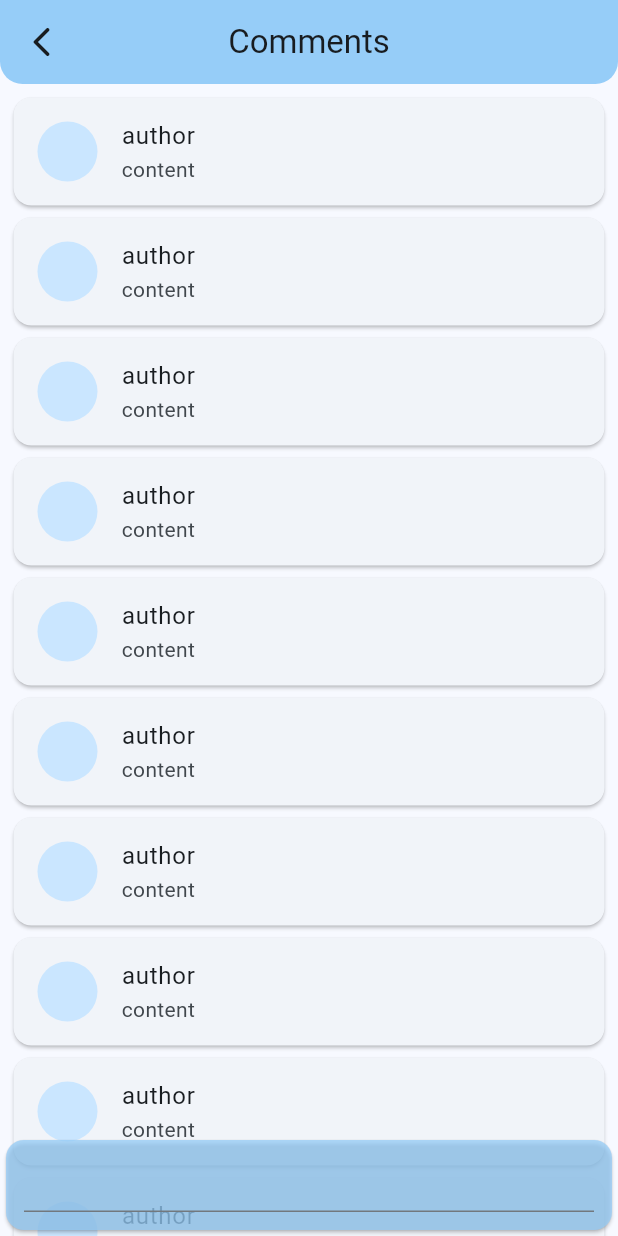
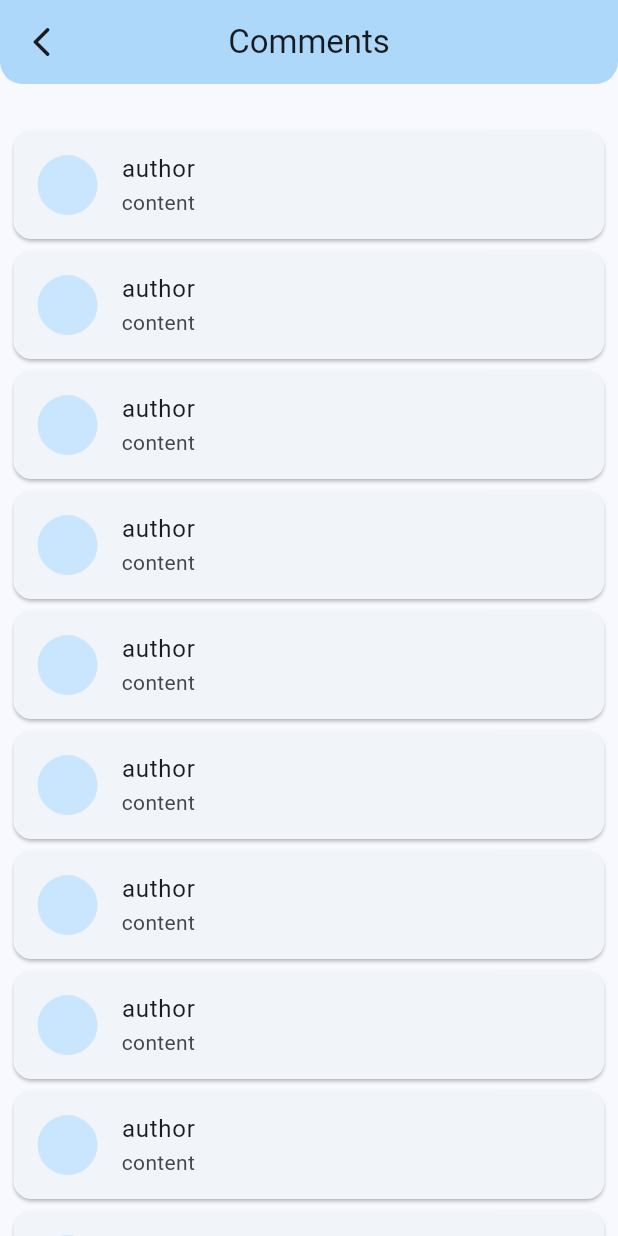
Before and after one commit to metaspook/su_research_and_thesis_book, a Flutter app: the CommentsPage screen opened directly, on a phone screen of 412 x 824 dp. Run offline on Flutter 3.47's test engine with Material 2 defaults, Android fonts, the phone set to English and light mode, and no system bars; our stand-ins replace bloc, cached_network_image, equatable, flutter_bloc, google_fonts; missing offline and left inert: flutter_cached_pdfview; generated files the repository leaves out were written again; Roboto replaces fonts that are missing (Ubuntu).

Commit message:
update page comments

```diff
--- a/lib/modules/comments/view/comments_page.dart
+++ b/lib/modules/comments/view/comments_page.dart
@@ -1,7 +1,6 @@
 import 'package:flutter/material.dart';
 import 'package:su_thesis_book/modules/comments/comments.dart';
 import 'package:su_thesis_book/shared/shared.dart';
-import 'package:su_thesis_book/utils/utils.dart';
 
 class CommentsPage extends StatelessWidget {
   const CommentsPage({super.key});
@@ -9,19 +8,19 @@ class CommentsPage extends StatelessWidget {
   @override
   Widget build(BuildContext context) {
     return Scaffold(
+      extendBodyBehindAppBar: true,
+      // extendBody: true,
+      resizeToAvoidBottomInset: true,
       appBar: AppBar(
         leading: Mod.backButton(context),
         centerTitle: true,
         title: const Text('Comments'),
       ),
-      body: Stack(
-        alignment: Alignment.bottomCenter,
-        children: [
-          ListView.builder(
-            shrinkWrap: true,
+      body: ListView.builder(
+        // shrinkWrap: true,
         physics: const BouncingScrollPhysics(),
         padding: const EdgeInsets.all(5),
-            itemCount: 10,
+        itemCount: 20 + 1,
         itemBuilder: (context, index) {
           final comment = Comment(
             author: 'author',
@@ -29,24 +28,24 @@ class CommentsPage extends StatelessWidget {
             content: 'content',
             createdAt: DateTime.now(),
           );
-              return CommentCard(comment);
+          return index == 0
+              ? Container(height: kToolbarHeight * 1.4)
+              : CommentCard(comment);
         },
-          ),
-          ClipRRect(
-            borderRadius: const BorderRadius.only(
-              topRight: Radius.circular(24),
-              topLeft: Radius.circular(24),
-            ),
-            child: Card(
-              color: context.theme.colorScheme.inversePrimary.withOpacity(.75),
-              child: const Padding(
-                padding: EdgeInsets.only(bottom: 12, left: 12, right: 12),
-                child: TextField(),
-              ),
-            ),
-          ),
-        ],
       ),
     );
   }
 }
+  //  ClipRRect(
+  //           borderRadius: const BorderRadius.only(
+  //             topRight: Radius.circular(24),
+  //             topLeft: Radius.circular(24),
+  //           ),
+  //           child: Card(
+  //             color: context.theme.colorScheme.inversePrimary.withOpacity(.75),
+  //             child: const Padding(
+  //               padding: EdgeInsets.only(bottom: 12, left: 17.5, right: 17.5),
+  //               child: TextField(),
+  //             ),
+  //           ),
+  //         ),
--- a/lib/modules/home/view/home_view.dart
+++ b/lib/modules/home/view/home_view.dart
@@ -26,7 +26,9 @@ class HomeView extends StatelessWidget {
                 padding: const EdgeInsets.only(right: 4.5),
                 child: GestureDetector(
                   onTap: () {},
-                  child: const ProfileAvatar(),
+                  child: ProfileAvatar(
+                    haloAccent: context.theme.colorScheme.primary,
+                  ),
                 ),
               ),
             ],
--- a/lib/theme/app_themes.dart
+++ b/lib/theme/app_themes.dart
@@ -27,7 +27,7 @@ class AppThemes {
             bottomRight: radiusCircular,
           ),
         ),
-        backgroundColor: colorScheme.inversePrimary,
+        backgroundColor: colorScheme.inversePrimary.withOpacity(.75),
       ),
       // Badge Theme
       badgeTheme: BadgeThemeData(
```
Lines whose indentation alone changed are shown as unchanged.
